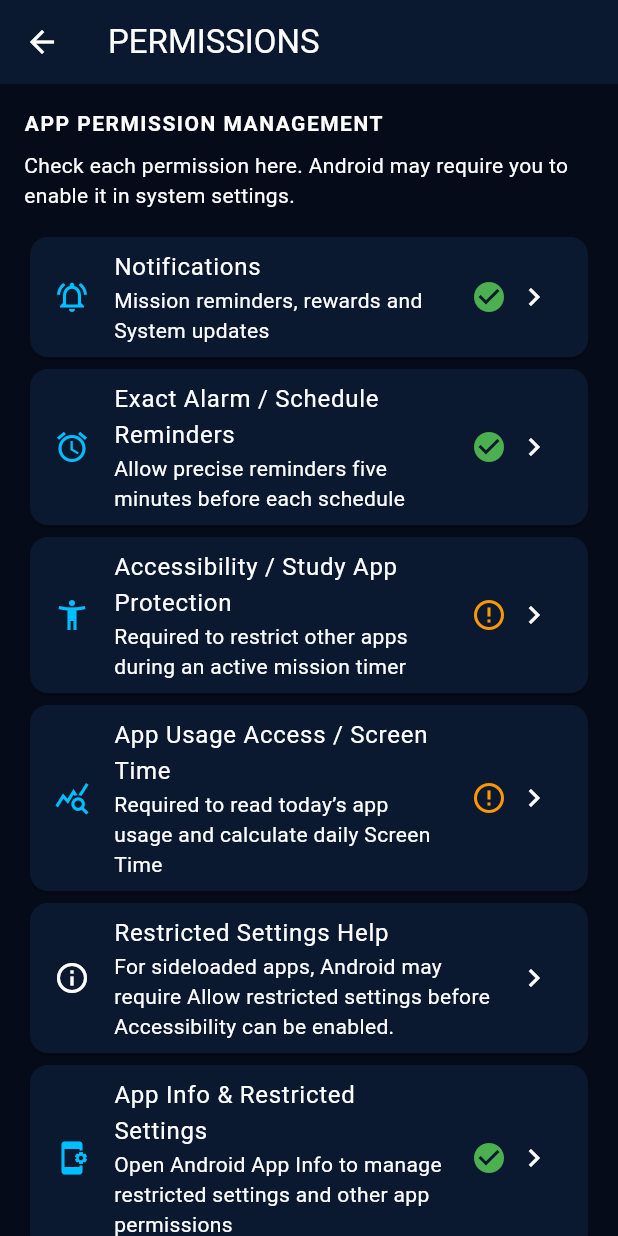
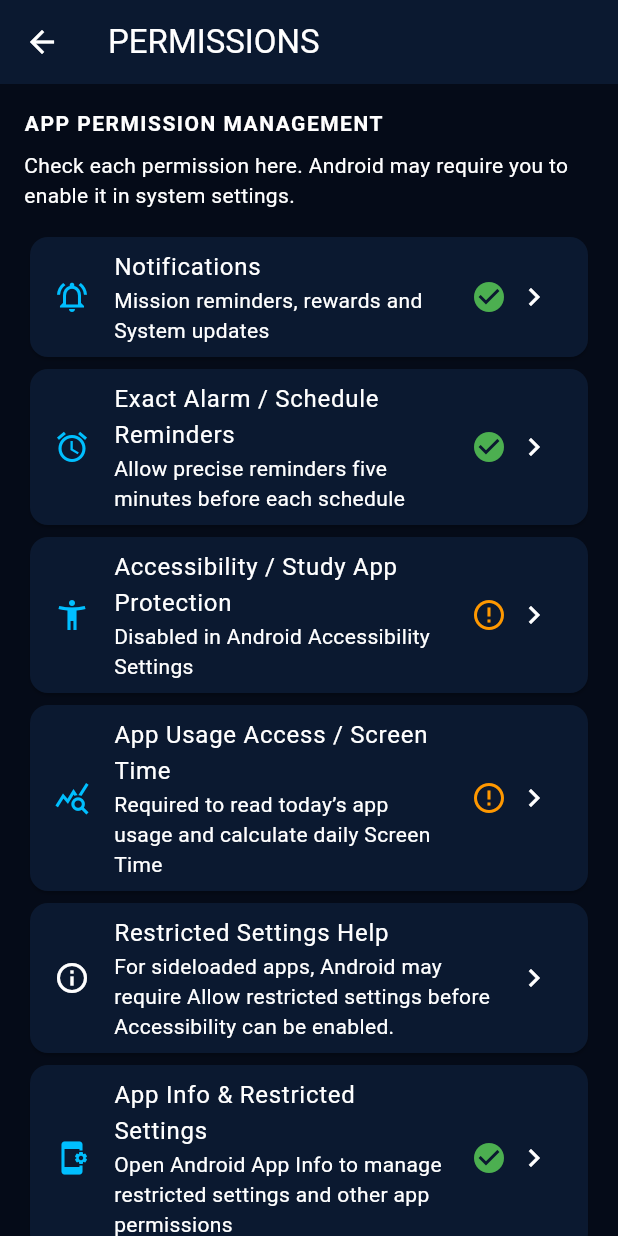
Before and after one commit to Oliur292007/SOLO-SYSTEM, a Flutter app: the PermissionManagementPage screen opened directly with empty values, after a tap on "Exact Alarm / Schedule Reminders", on a phone screen of 412 x 824 dp. Run offline on Flutter 3.47's test engine with Material 3 defaults, Android fonts, the phone set to English and light mode, and no system bars; our stand-ins replace flutter_local_notifications, package_info_plus, shared_preferences, supabase_flutter, timezone; accounts and stored records are empty; network calls fail.

Commit message:
Fix Accessibility service update health check
* Add runtime Accessibility service health status

* Track Accessibility service connection lifecycle

* Show Accessibility service connection state in Permissions

* Detect Accessibility service disconnect after app updates

* Bump version to 4.1.11 build 120

* Fix Kotlin formatting for service health channel

* Track live Accessibility service connection lifecycle

* Display live Accessibility connection health in Permissions

* Fix Kotlin method channel formatting

```diff
--- a/lib/notification_pages.dart
+++ b/lib/notification_pages.dart
@@ -154,6 +154,7 @@ class _PermissionManagementPageState extends State<PermissionManagementPage>
   bool _notificationsEnabled = false;
   bool _exactAlarmsEnabled = false;
   bool _accessibilityEnabled = false;
+  bool _accessibilityConnected = false;
   bool _usageAccessEnabled = false;
   bool _checking = true;
 
@@ -181,10 +182,15 @@ class _PermissionManagementPageState extends State<PermissionManagementPage>
     final exactAlarms =
         await widget.notificationService.canScheduleExactNotifications();
     bool accessibility = false;
+    bool accessibilityConnected = false;
     bool usageAccess = false;
     try {
       accessibility =
           await _channel.invokeMethod<bool>('isAccessibilityEnabled') ?? false;
+    } catch (_) {}
+    try {
+      accessibilityConnected =
+          await _channel.invokeMethod<bool>('isAccessibilityServiceConnected') ?? false;
     } catch (_) {}
     try {
       usageAccess =
@@ -195,6 +201,7 @@ class _PermissionManagementPageState extends State<PermissionManagementPage>
       _notificationsEnabled = notifications;
       _exactAlarmsEnabled = exactAlarms;
       _accessibilityEnabled = accessibility;
+      _accessibilityConnected = accessibilityConnected;
       _usageAccessEnabled = usageAccess;
       _checking = false;
     });
@@ -282,8 +289,12 @@ class _PermissionManagementPageState extends State<PermissionManagementPage>
           _permissionTile(
             icon: Icons.accessibility_new,
             title: 'Accessibility / Study App Protection',
-            subtitle: 'Required to restrict other apps during an active mission timer',
-            enabled: _accessibilityEnabled,
+            subtitle: !_accessibilityEnabled
+                ? 'Disabled in Android Accessibility Settings'
+                : !_accessibilityConnected
+                    ? 'Enabled, but service is not connected. Reopen Accessibility Settings and switch it off/on.'
+                    : 'Enabled and connected — ready to restrict other apps during an active mission timer',
+            enabled: _accessibilityEnabled && _accessibilityConnected,
             onTap: () => _open('openAccessibilitySettings'),
           ),
           _permissionTile(
--- a/pubspec.yaml
+++ b/pubspec.yaml
@@ -2,7 +2,7 @@ name: shadow_learner
 description: Shadow Learner — productivity and personal progression by Solo System.
 publish_to: 'none'
 
-version: 4.1.10+119
+version: 4.1.11+120
 environment:
   sdk: '>=3.8.0 <4.0.0'
 
```
Also changed, not shown: lib/main.dart (+14 -5 lines), 2 other files.
